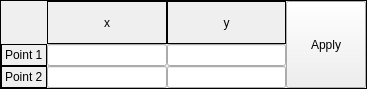
Above: lineinfo.ui from giahuyng98/computer-graphics before the change. Below: the same form after it.
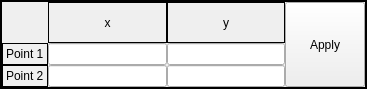
That is the form after the change.

```diff
--- a/lineinfo.ui
+++ b/lineinfo.ui
@@ -34,6 +34,9 @@
   <property name="frameShape">
    <enum>QFrame::Box</enum>
   </property>
+  <property name="lineWidth">
+   <number>2</number>
+  </property>
   <layout class="QHBoxLayout" name="horizontalLayout">
    <property name="spacing">
     <number>0</number>
```
